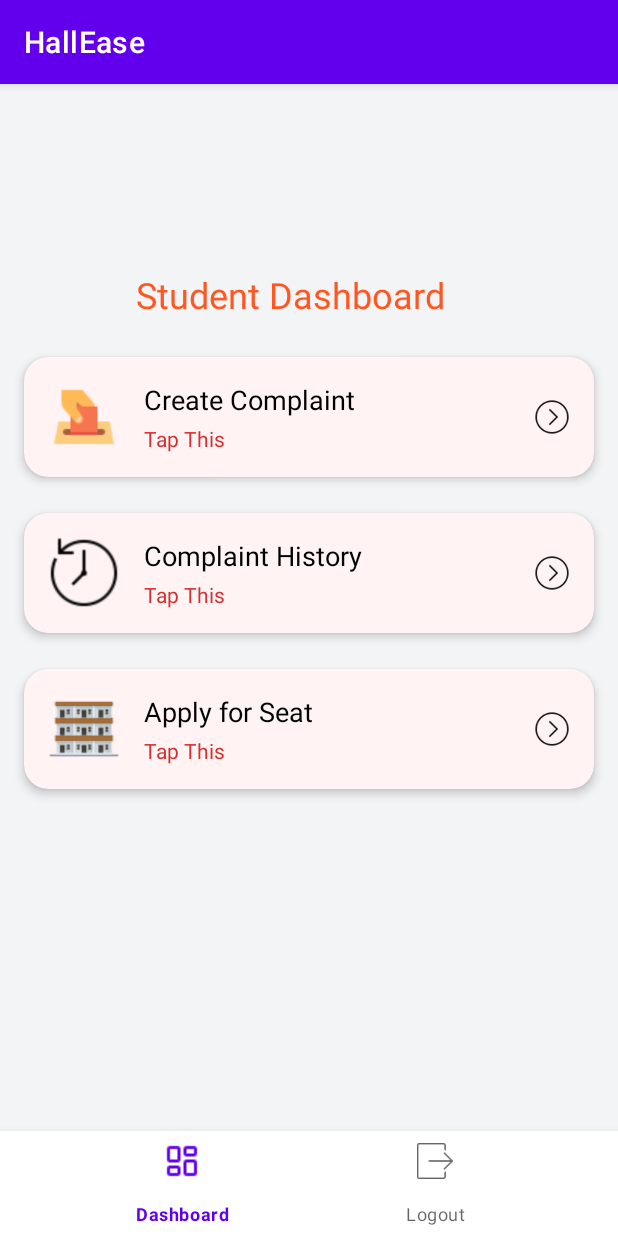
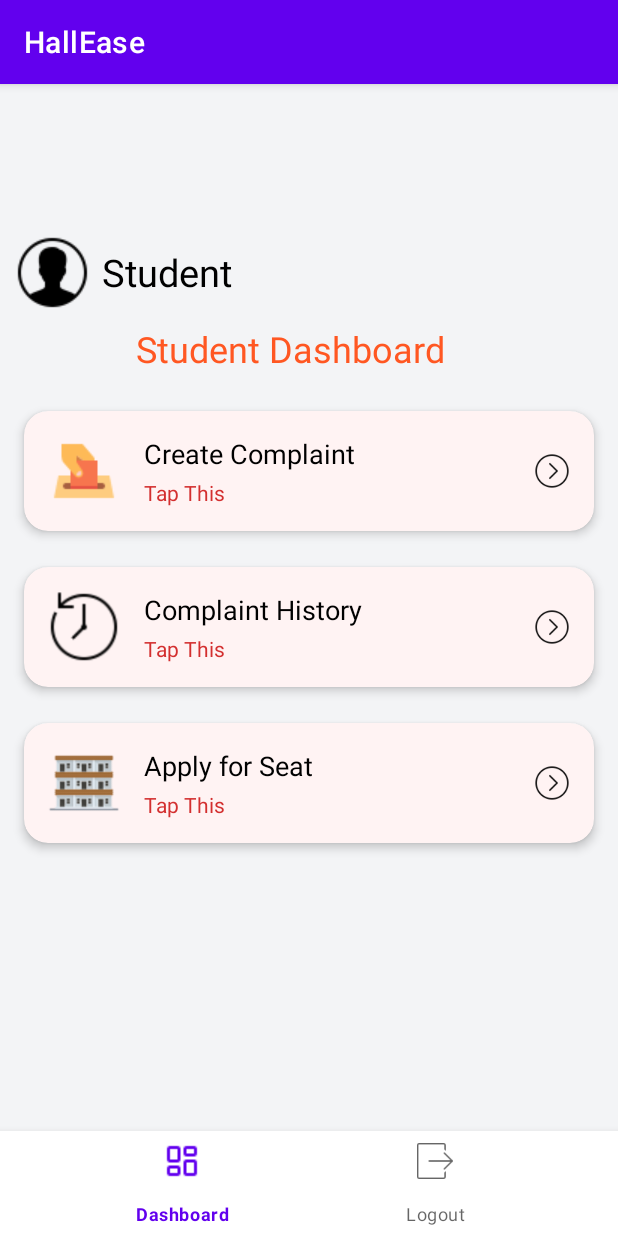
Before and after one commit to Arafat-Porosh/HallEase, an Android app: the screen it shows after launch once a user with an empty profile is signed in (stuDashboard), on a phone screen of 412 x 824 dp. Run offline under Robolectric (Android 15) with nearby library versions, the phone set to English and light mode, and no system bars; our stand-ins replace Firebase (no records; nobody signed in at launch, a user with empty details on screens opened directly).

Commit message:
Student name in the dashboard

```diff
--- a/app/src/main/java/com/arafatporosh/hallmanagement/login.kt
+++ b/app/src/main/java/com/arafatporosh/hallmanagement/login.kt
@@ -74,6 +74,7 @@ class login : AppCompatActivity() {
                                 if (dataSnapshot.exists()) {
                                     val studentName = dataSnapshot.child("name").value.toString()
                                     val intent = Intent(this, stuDashboard::class.java)
+                                    intent.putExtra("username", studentName)
                                     startActivity(intent)
                                     Toast.makeText(this, "Welcome $studentName!", Toast.LENGTH_SHORT).show()
                                 } else {
--- a/app/src/main/java/com/arafatporosh/hallmanagement/stuDashboard.kt
+++ b/app/src/main/java/com/arafatporosh/hallmanagement/stuDashboard.kt
@@ -2,16 +2,19 @@ package com.arafatporosh.hallmanagement
 
 import android.content.Intent
 import android.os.Bundle
+import android.widget.TextView
 import android.widget.Toast
 import androidx.appcompat.app.AlertDialog
 import androidx.appcompat.app.AppCompatActivity
 import androidx.cardview.widget.CardView
 import com.google.android.material.bottomnavigation.BottomNavigationView
 import com.google.firebase.auth.FirebaseAuth
+import com.google.firebase.database.FirebaseDatabase
 
 class stuDashboard : AppCompatActivity() {
 
     private lateinit var auth: FirebaseAuth
+    private lateinit var userNameTextView: TextView
 
     override fun onCreate(savedInstanceState: Bundle?) {
         super.onCreate(savedInstanceState)
@@ -19,19 +22,29 @@ class stuDashboard : AppCompatActivity() {
 
         auth = FirebaseAuth.getInstance()
 
+//        val userNameTextView = findViewById<TextView>(R.id.UserName)
+//        val username = intent.getStringExtra("username")
+//        userNameTextView.text = username ?: "Student"
+        userNameTextView = findViewById(R.id.UserName)
+        fetchUserName()
+
+
         findViewById<CardView>(R.id.card_create_complaint).setOnClickListener {
             val intent = Intent(this, createComplaint::class.java)
             startActivity(intent)
+            finish()
         }
         findViewById<CardView>(R.id.card_complaint_history).setOnClickListener {
             Toast.makeText(this, "Complaint History Clicked", Toast.LENGTH_SHORT).show()
             val intent = Intent(this, complaintHistory::class.java)
             startActivity(intent)
+            finish()
         }
         findViewById<CardView>(R.id.card_apply_seat).setOnClickListener {
             Toast.makeText(this, "Apply for Seat Clicked", Toast.LENGTH_SHORT).show()
             val intent = Intent(this, RoomApply::class.java)
             startActivity(intent)
+            finish()
         }
 
         findViewById<BottomNavigationView>(R.id.bottom_navigation).setOnItemSelectedListener { item ->
@@ -48,6 +61,29 @@ class stuDashboard : AppCompatActivity() {
             }
         }
     }
+
+    private fun fetchUserName() {
+        val currentUser = auth.currentUser
+        if (currentUser != null) {
+            val userId = currentUser.uid
+            val databaseRef = FirebaseDatabase.getInstance().getReference("users").child(userId)
+
+            databaseRef.get().addOnSuccessListener { dataSnapshot ->
+                if (dataSnapshot.exists()) {
+                    val studentName = dataSnapshot.child("name").value.toString()
+                    userNameTextView.text = studentName
+                } else {
+                    userNameTextView.text = "Student"
+                }
+            }.addOnFailureListener {
+                userNameTextView.text = "Student"
+            }
+        } else {
+            userNameTextView.text = "Student"
+        }
+    }
+
+
     private fun showLogoutDialog() {
         AlertDialog.Builder(this).apply {
             setTitle("Logout")
--- a/app/src/main/res/layout/activity_stu_dashboard.xml
+++ b/app/src/main/res/layout/activity_stu_dashboard.xml
@@ -7,11 +7,46 @@
     android:background="#F3F4F6"
     tools:context=".stuDashboard">
 
+    <androidx.constraintlayout.widget.ConstraintLayout
+        android:id="@+id/UserNamelayout"
+        android:layout_width="0dp"
+        android:layout_height="wrap_content"
+        android:layout_marginStart="10dp"
+        android:layout_marginEnd="20dp"
+        android:layout_marginTop="100dp"
+        app:layout_constraintEnd_toEndOf="parent"
+        app:layout_constraintStart_toStartOf="parent"
+        app:layout_constraintTop_toTopOf="parent">
+
+        <TextView
+            android:id="@+id/UserName"
+            android:layout_width="0dp"
+            android:layout_height="wrap_content"
+            android:drawablePadding="8dp"
+            android:text="@string/user_name"
+            android:textColor="@color/black"
+            android:padding="8dp"
+            android:textSize="25sp"
+            app:layout_constraintBottom_toBottomOf="parent"
+            app:layout_constraintEnd_toEndOf="parent"
+            app:layout_constraintStart_toEndOf="@id/user_icon"
+            app:layout_constraintTop_toTopOf="parent" />
+
+        <ImageView
+            android:id="@+id/user_icon"
+            android:layout_width="wrap_content"
+            android:layout_height="match_parent"
+            android:src="@drawable/ic_profile"
+            app:layout_constraintBottom_toBottomOf="@id/UserName"
+            app:layout_constraintStart_toStartOf="parent"
+            app:layout_constraintTop_toTopOf="@id/UserName" />
+    </androidx.constraintlayout.widget.ConstraintLayout>
+
     <TextView
         android:id="@+id/tv_dashboard_title"
         android:layout_width="wrap_content"
         android:layout_height="wrap_content"
-        android:layout_marginTop="124dp"
+        android:layout_marginTop="160dp"
         android:text="@string/student_dashboard"
         android:textColor="#FF5722"
         android:textSize="24sp"
--- a/app/src/main/res/values/strings.xml
+++ b/app/src/main/res/values/strings.xml
@@ -61,4 +61,12 @@
     <string name="status_unknown">Unknown</string>
     <string name="room_no_a502">Room No: A502</string>
     <string name="complaints">Complaints</string>
+    <string name="user_name">User Name</string>
+    <string-array name="complaint_types">
+        <item>Electrical Issue</item>
+        <item>Water Leakage</item>
+        <item>Maintenance</item>
+        <item>Internet Issue</item>
+        <item>Other</item>
+    </string-array>
 </resources>
```
